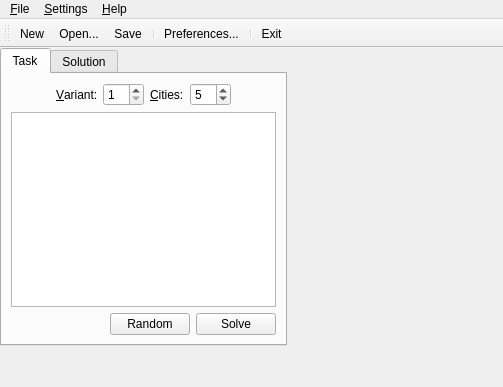
leppa/tspsg, file ui/mainwindow.ui: the form before one commit.
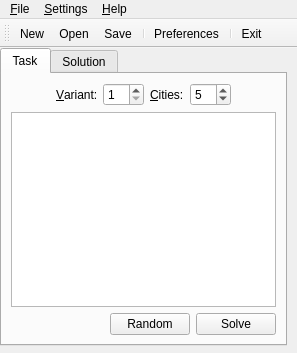
The form after the commit. Icons and pictures are not drawn.

What changed in the file:
```diff
--- a/ui/mainwindow.ui
+++ b/ui/mainwindow.ui
@@ -7,8 +7,8 @@
    <rect>
     <x>0</x>
     <y>0</y>
-    <width>503</width>
-    <height>387</height>
+    <width>297</width>
+    <height>353</height>
    </rect>
   </property>
   <property name="windowTitle">
@@ -271,7 +271,7 @@
     <rect>
      <x>0</x>
      <y>0</y>
-     <width>503</width>
+     <width>297</width>
      <height>21</height>
     </rect>
    </property>
@@ -433,9 +433,6 @@
    <property name="text">
     <string>&amp;New</string>
    </property>
-   <property name="iconText">
-    <string>New</string>
-   </property>
    <property name="toolTip">
     <string>New task</string>
    </property>
@@ -454,9 +451,6 @@
    <property name="text">
     <string>&amp;Open...</string>
    </property>
-   <property name="iconText">
-    <string>Open...</string>
-   </property>
    <property name="toolTip">
     <string>Open task</string>
    </property>
@@ -475,9 +469,6 @@
    <property name="text">
     <string>&amp;Preferences...</string>
    </property>
-   <property name="iconText">
-    <string>Preferences...</string>
-   </property>
    <property name="statusTip">
     <string>Application preferences</string>
    </property>
@@ -598,9 +589,6 @@
    <property name="text">
     <string>&amp;Save</string>
    </property>
-   <property name="iconText">
-    <string>Save</string>
-   </property>
    <property name="toolTip">
     <string>Save task</string>
    </property>
```
Left out of the diff: 57 changed lines with no effect on the pictures.
